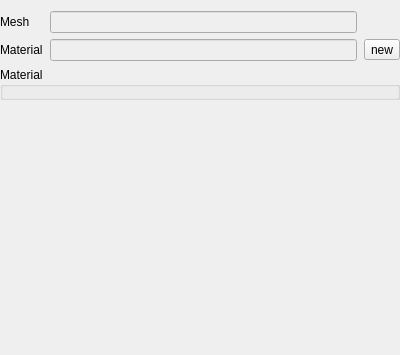
First picture: the form in src/editor/propertieswidgets/modelpropertywidget.ui, repository frame-r/RenderMaster, before the edit.
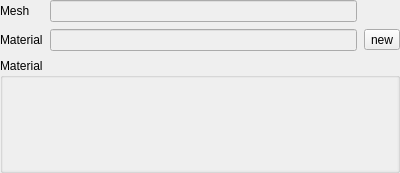
Second picture: the form after the edit. Custom widgets are drawn as their Qt base class.

Commit message: scrollbar for material properties

```diff
--- a/src/editor/propertieswidgets/modelpropertywidget.ui
+++ b/src/editor/propertieswidgets/modelpropertywidget.ui
@@ -7,7 +7,7 @@
     <x>0</x>
     <y>0</y>
     <width>400</width>
-    <height>355</height>
+    <height>173</height>
    </rect>
   </property>
   <property name="sizePolicy">
@@ -20,12 +20,21 @@
    <string>Form</string>
   </property>
   <layout class="QVBoxLayout" name="verticalLayout">
+   <property name="spacing">
+    <number>7</number>
+   </property>
    <property name="leftMargin">
     <number>0</number>
    </property>
+   <property name="topMargin">
+    <number>0</number>
+   </property>
    <property name="rightMargin">
     <number>0</number>
    </property>
+   <property name="bottomMargin">
+    <number>0</number>
+   </property>
    <item>
     <layout class="QGridLayout" name="gridLayout">
      <property name="horizontalSpacing">
@@ -102,43 +111,103 @@
        <number>0</number>
       </property>
       <item>
-       <layout class="QFormLayout" name="material_lt">
-        <property name="horizontalSpacing">
-         <number>10</number>
+       <widget class="QScrollArea" name="scrollArea">
+        <property name="sizePolicy">
+         <sizepolicy hsizetype="Expanding" vsizetype="Expanding">
+          <horstretch>0</horstretch>
+          <verstretch>0</verstretch>
+         </sizepolicy>
         </property>
-        <property name="verticalSpacing">
-         <number>6</number>
+        <property name="minimumSize">
+         <size>
+          <width>0</width>
+          <height>0</height>
+         </size>
         </property>
-        <property name="leftMargin">
-         <number>7</number>
+        <property name="frameShape">
+         <enum>QFrame::NoFrame</enum>
         </property>
-        <property name="topMargin">
-         <number>5</number>
+        <property name="frameShadow">
+         <enum>QFrame::Plain</enum>
         </property>
-        <property name="rightMargin">
-         <number>5</number>
+        <property name="horizontalScrollBarPolicy">
+         <enum>Qt::ScrollBarAlwaysOff</enum>
         </property>
-        <property name="bottomMargin">
-         <number>5</number>
+        <property name="sizeAdjustPolicy">
+         <enum>QAbstractScrollArea::AdjustToContentsOnFirstShow</enum>
         </property>
-       </layout>
+        <property name="widgetResizable">
+         <bool>true</bool>
+        </property>
+        <property name="alignment">
+         <set>Qt::AlignLeading|Qt::AlignLeft|Qt::AlignVCenter</set>
+        </property>
+        <widget class="QWidget" name="scrollAreaWidgetContents">
+         <property name="geometry">
+          <rect>
+           <x>0</x>
+           <y>0</y>
+           <width>394</width>
+           <height>83</height>
+          </rect>
+         </property>
+         <property name="sizePolicy">
+          <sizepolicy hsizetype="Preferred" vsizetype="Preferred">
+           <horstretch>0</horstretch>
+           <verstretch>0</verstretch>
+          </sizepolicy>
+         </property>
+         <property name="minimumSize">
+          <size>
+           <width>0</width>
+           <height>0</height>
+          </size>
+         </property>
+         <layout class="QVBoxLayout" name="verticalLayout_3">
+          <property name="spacing">
+           <number>0</number>
+          </property>
+          <property name="leftMargin">
+           <number>0</number>
+          </property>
+          <property name="topMargin">
+           <number>0</number>
+          </property>
+          <property name="rightMargin">
+           <number>0</number>
+          </property>
+          <property name="bottomMargin">
+           <number>0</number>
+          </property>
+          <item>
+           <layout class="QFormLayout" name="material_lt">
+            <property name="horizontalSpacing">
+             <number>0</number>
+            </property>
+            <property name="verticalSpacing">
+             <number>7</number>
+            </property>
+            <property name="leftMargin">
+             <number>7</number>
+            </property>
+            <property name="topMargin">
+             <number>7</number>
+            </property>
+            <property name="rightMargin">
+             <number>7</number>
+            </property>
+            <property name="bottomMargin">
+             <number>7</number>
+            </property>
+           </layout>
+          </item>
+         </layout>
+        </widget>
+       </widget>
       </item>
      </layout>
     </widget>
    </item>
-   <item>
-    <spacer name="verticalSpacer">
-     <property name="orientation">
-      <enum>Qt::Vertical</enum>
-     </property>
-     <property name="sizeHint" stdset="0">
-      <size>
-       <width>20</width>
-       <height>171</height>
-      </size>
-     </property>
-    </spacer>
-   </item>
   </layout>
  </widget>
  <customwidgets>
```
The commit also changes 3 other files.
